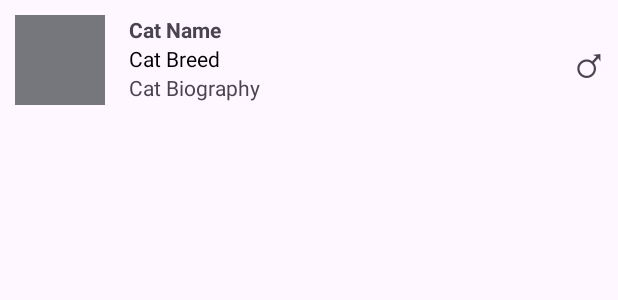
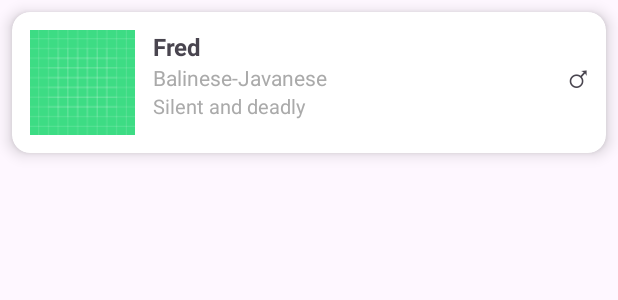
Before and after one commit to descellia/LAB_WEEK_06, an Android app: the layout item_list.xml on its own in the app's theme, with its tools: preview values and no code run, on a phone screen of 412 x 824 dp. Shown: the top 300 px of the screen. Run offline under Robolectric (Android 15) with nearby library versions, the phone set to English and light mode, and no system bars.

Commit message:
Commit No.4 - Assignment

```diff
--- a/app/build.gradle.kts
+++ b/app/build.gradle.kts
@@ -38,6 +38,7 @@ android {
 dependencies {
 
     implementation("com.github.bumptech.glide:glide:5.0.5")
+    implementation("androidx.cardview:cardview:1.0.0")
     implementation(libs.androidx.core.ktx)
     implementation(libs.androidx.appcompat)
     implementation(libs.material)
--- a/app/src/main/res/layout/item_list.xml
+++ b/app/src/main/res/layout/item_list.xml
@@ -1,49 +1,76 @@
 <?xml version="1.0" encoding="utf-8"?>
-<androidx.constraintlayout.widget.ConstraintLayout
-    xmlns:android="http://schemas.android.com/apk/res/android"
+<androidx.cardview.widget.CardView xmlns:android="http://schemas.android.com/apk/res/android"
     xmlns:app="http://schemas.android.com/apk/res-auto"
     xmlns:tools="http://schemas.android.com/tools"
     android:layout_width="match_parent"
     android:layout_height="wrap_content"
-    android:padding="10dp">
+    android:layout_margin="8dp"
+    app:cardCornerRadius="12dp"
+    app:cardElevation="6dp">
+
+    <androidx.constraintlayout.widget.ConstraintLayout
+        android:layout_width="match_parent"
+        android:layout_height="wrap_content"
+        android:padding="12dp">
+
+        <!-- Foto Kucing -->
         <ImageView
             android:id="@+id/cat_photo"
-        android:layout_width="60dp"
-        android:layout_height="60dp"
+            android:layout_width="70dp"
+            android:layout_height="70dp"
+            android:scaleType="centerCrop"
             app:layout_constraintStart_toStartOf="parent"
             app:layout_constraintTop_toTopOf="parent"
-        tools:background="@color/material_dynamic_neutral50" />
+            app:layout_constraintBottom_toBottomOf="parent"
+            tools:src="@drawable/ic_launcher_background" />
+
+        <!-- Nama Kucing -->
         <TextView
             android:id="@+id/cat_name"
-        android:layout_width="wrap_content"
+            android:layout_width="0dp"
             android:layout_height="wrap_content"
-        android:layout_marginStart="16dp"
+            android:layout_marginStart="12dp"
             android:textStyle="bold"
-        app:layout_constraintStart_toEndOf="@+id/cat_photo"
-        app:layout_constraintTop_toTopOf="parent"
-        tools:text="Cat Name" />
+            android:textSize="16sp"
+            app:layout_constraintStart_toEndOf="@id/cat_photo"
+            app:layout_constraintTop_toTopOf="@id/cat_photo"
+            app:layout_constraintEnd_toStartOf="@id/cat_gender"
+            tools:text="Fred" />
+
+        <!-- Breed -->
         <TextView
             android:id="@+id/cat_breed"
-        android:layout_width="wrap_content"
+            android:layout_width="0dp"
             android:layout_height="wrap_content"
-        android:textColor="@color/black"
-        app:layout_constraintStart_toStartOf="@+id/cat_name"
-        app:layout_constraintTop_toBottomOf="@+id/cat_name"
-        tools:text="Cat Breed" />
+            android:textSize="14sp"
+            android:textColor="@android:color/darker_gray"
+            app:layout_constraintStart_toStartOf="@id/cat_name"
+            app:layout_constraintTop_toBottomOf="@id/cat_name"
+            app:layout_constraintEnd_toStartOf="@id/cat_gender"
+            tools:text="Balinese-Javanese" />
+
+        <!-- Biography -->
         <TextView
             android:id="@+id/cat_biography"
-        android:layout_width="wrap_content"
+            android:layout_width="0dp"
             android:layout_height="wrap_content"
-        app:layout_constraintStart_toStartOf="@+id/cat_breed"
-        app:layout_constraintTop_toBottomOf="@+id/cat_breed"
-        tools:text="Cat Biography" />
+            android:textSize="13sp"
+            android:textColor="@android:color/darker_gray"
+            app:layout_constraintStart_toStartOf="@id/cat_breed"
+            app:layout_constraintTop_toBottomOf="@id/cat_breed"
+            app:layout_constraintEnd_toStartOf="@id/cat_gender"
+            tools:text="Silent and deadly" />
+
+        <!-- Icon Gender -->
         <TextView
             android:id="@+id/cat_gender"
             android:layout_width="wrap_content"
             android:layout_height="wrap_content"
-        android:textSize="30sp"
-        app:layout_constraintBottom_toBottomOf="parent"
+            android:textSize="22sp"
+            app:layout_constraintTop_toTopOf="@id/cat_name"
+            app:layout_constraintBottom_toBottomOf="@id/cat_biography"
             app:layout_constraintEnd_toEndOf="parent"
-        app:layout_constraintTop_toTopOf="parent"
-        tools:text="&#9794;" />
+            tools:text="♂" />
+
     </androidx.constraintlayout.widget.ConstraintLayout>
+</androidx.cardview.widget.CardView>
```
Lines whose indentation alone changed are shown as unchanged.
